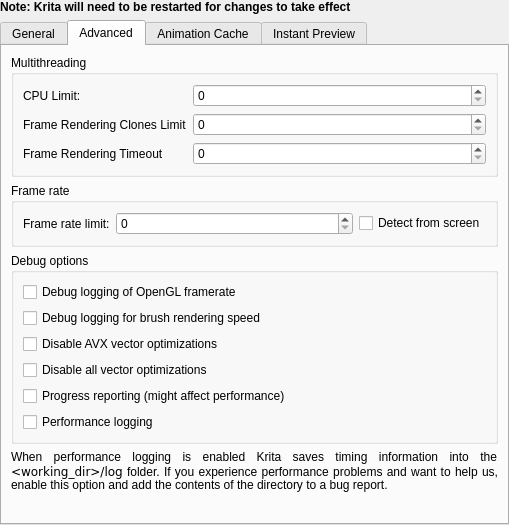
Old version of the form libs/ui/forms/wdgperformancesettings.ui in the repository DR-KD1997/IKriate.
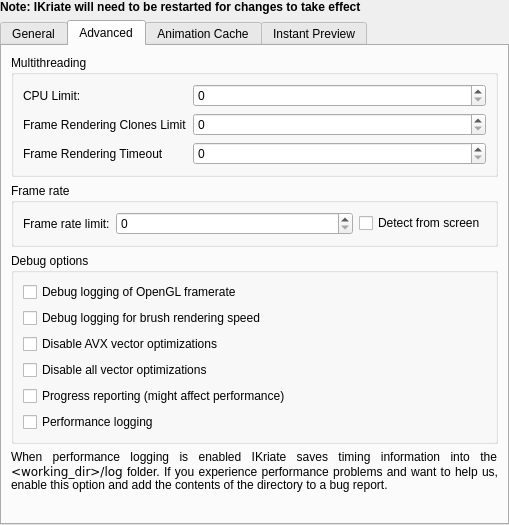
New version of the form. The open tabs and pages were chosen to show the change. Custom widgets are drawn as their Qt base class.

The edit to the form file:
```diff
--- a/libs/ui/forms/wdgperformancesettings.ui
+++ b/libs/ui/forms/wdgperformancesettings.ui
@@ -35,7 +35,7 @@
       </font>
      </property>
      <property name="text">
-      <string>Note: Krita will need to be restarted for changes to take effect</string>
+      <string>Note: IKriate will need to be restarted for changes to take effect</string>
      </property>
     </widget>
    </item>
@@ -412,7 +412,7 @@
           <enum>QFrame::Shape::NoFrame</enum>
          </property>
          <property name="text">
-          <string>&lt;html&gt;&lt;head/&gt;&lt;body&gt;&lt;p&gt;When performance logging is enabled Krita saves timing information into the &lt;tt&gt;&amp;lt;working_dir&amp;gt;/log&lt;/tt&gt; folder. If you experience performance problems and want to help us, enable this option and add the contents of the directory to a bug report.&lt;/p&gt;&lt;/body&gt;&lt;/html&gt;</string>
+          <string>&lt;html&gt;&lt;head/&gt;&lt;body&gt;&lt;p&gt;When performance logging is enabled IKriate saves timing information into the &lt;tt&gt;&amp;lt;working_dir&amp;gt;/log&lt;/tt&gt; folder. If you experience performance problems and want to help us, enable this option and add the contents of the directory to a bug report.&lt;/p&gt;&lt;/body&gt;&lt;/html&gt;</string>
          </property>
          <property name="alignment">
           <set>Qt::AlignmentFlag::AlignJustify|Qt::AlignmentFlag::AlignVCenter</set>
```
Left out of the diff: 10 changed lines with no effect on the pictures.
